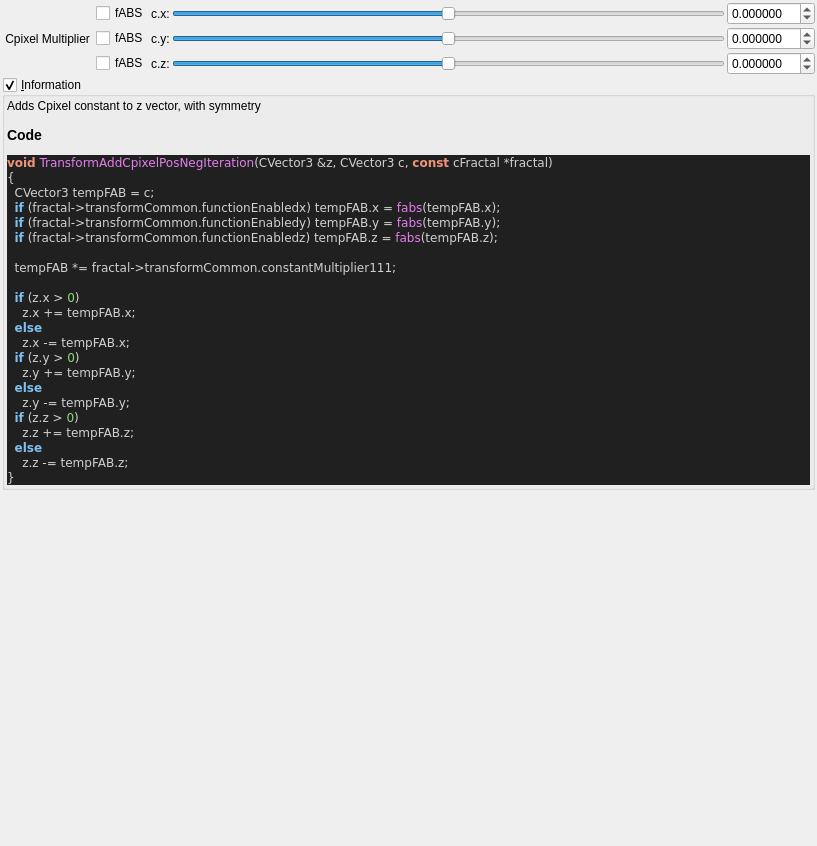
Above: mandelbulber2/qt_data/fractal_transf_add_Cpixel_symmetrical.ui from buddhi1980/mandelbulber2 before the change. Below: the same form after it.
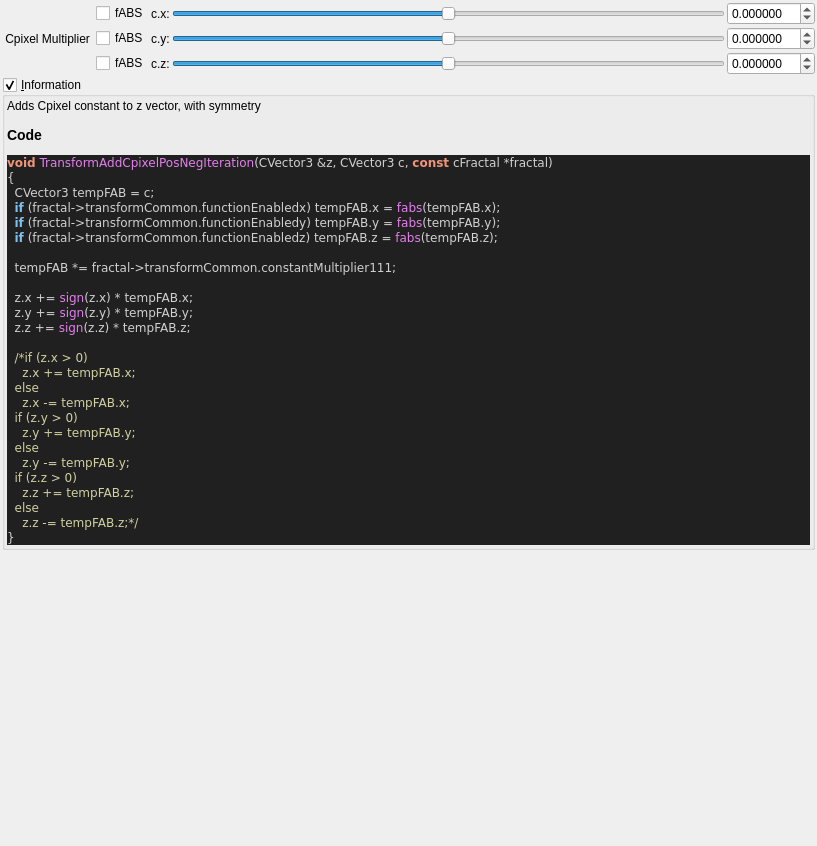
That is the form after the change. Custom widgets are drawn as their Qt base class.

Patch:
```diff
--- a/mandelbulber2/qt_data/fractal_transf_add_Cpixel_symmetrical.ui
+++ b/mandelbulber2/qt_data/fractal_transf_add_Cpixel_symmetrical.ui
@@ -287,18 +287,22 @@
 
   tempFAB &lt;span style=&quot;color:#d0d0d0&quot;&gt;*=&lt;/span&gt; fractal&lt;span style=&quot;color:#d0d0d0&quot;&gt;-&amp;gt;&lt;/span&gt;transformCommon&lt;span style=&quot;color:#d0d0d0&quot;&gt;.&lt;/span&gt;constantMultiplier111&lt;span style=&quot;color:#d0d0d0&quot;&gt;;&lt;/span&gt;
 
-  &lt;span style=&quot;color:#7ec0ee; font-weight:bold&quot;&gt;if&lt;/span&gt; &lt;span style=&quot;color:#d0d0d0&quot;&gt;(&lt;/span&gt;z&lt;span style=&quot;color:#d0d0d0&quot;&gt;.&lt;/span&gt;x &lt;span style=&quot;color:#d0d0d0&quot;&gt;&amp;gt;&lt;/span&gt; &lt;span style=&quot;color:#87df71&quot;&gt;0&lt;/span&gt;&lt;span style=&quot;color:#d0d0d0&quot;&gt;)&lt;/span&gt;
-    z&lt;span style=&quot;color:#d0d0d0&quot;&gt;.&lt;/span&gt;x &lt;span style=&quot;color:#d0d0d0&quot;&gt;+=&lt;/span&gt; tempFAB&lt;span style=&quot;color:#d0d0d0&quot;&gt;.&lt;/span&gt;x&lt;span style=&quot;color:#d0d0d0&quot;&gt;;&lt;/span&gt;
-  &lt;span style=&quot;color:#7ec0ee; font-weight:bold&quot;&gt;else&lt;/span&gt;
-    z&lt;span style=&quot;color:#d0d0d0&quot;&gt;.&lt;/span&gt;x &lt;span style=&quot;color:#d0d0d0&quot;&gt;-=&lt;/span&gt; tempFAB&lt;span style=&quot;color:#d0d0d0&quot;&gt;.&lt;/span&gt;x&lt;span style=&quot;color:#d0d0d0&quot;&gt;;&lt;/span&gt;
-  &lt;span style=&quot;color:#7ec0ee; font-weight:bold&quot;&gt;if&lt;/span&gt; &lt;span style=&quot;color:#d0d0d0&quot;&gt;(&lt;/span&gt;z&lt;span style=&quot;color:#d0d0d0&quot;&gt;.&lt;/span&gt;y &lt;span style=&quot;color:#d0d0d0&quot;&gt;&amp;gt;&lt;/span&gt; &lt;span style=&quot;color:#87df71&quot;&gt;0&lt;/span&gt;&lt;span style=&quot;color:#d0d0d0&quot;&gt;)&lt;/span&gt;
-    z&lt;span style=&quot;color:#d0d0d0&quot;&gt;.&lt;/span&gt;y &lt;span style=&quot;color:#d0d0d0&quot;&gt;+=&lt;/span&gt; tempFAB&lt;span style=&quot;color:#d0d0d0&quot;&gt;.&lt;/span&gt;y&lt;span style=&quot;color:#d0d0d0&quot;&gt;;&lt;/span&gt;
-  &lt;span style=&quot;color:#7ec0ee; font-weight:bold&quot;&gt;else&lt;/span&gt;
-    z&lt;span style=&quot;color:#d0d0d0&quot;&gt;.&lt;/span&gt;y &lt;span style=&quot;color:#d0d0d0&quot;&gt;-=&lt;/span&gt; tempFAB&lt;span style=&quot;color:#d0d0d0&quot;&gt;.&lt;/span&gt;y&lt;span style=&quot;color:#d0d0d0&quot;&gt;;&lt;/span&gt;
-  &lt;span style=&quot;color:#7ec0ee; font-weight:bold&quot;&gt;if&lt;/span&gt; &lt;span style=&quot;color:#d0d0d0&quot;&gt;(&lt;/span&gt;z&lt;span style=&quot;color:#d0d0d0&quot;&gt;.&lt;/span&gt;z &lt;span style=&quot;color:#d0d0d0&quot;&gt;&amp;gt;&lt;/span&gt; &lt;span style=&quot;color:#87df71&quot;&gt;0&lt;/span&gt;&lt;span style=&quot;color:#d0d0d0&quot;&gt;)&lt;/span&gt;
-    z&lt;span style=&quot;color:#d0d0d0&quot;&gt;.&lt;/span&gt;z &lt;span style=&quot;color:#d0d0d0&quot;&gt;+=&lt;/span&gt; tempFAB&lt;span style=&quot;color:#d0d0d0&quot;&gt;.&lt;/span&gt;z&lt;span style=&quot;color:#d0d0d0&quot;&gt;;&lt;/span&gt;
-  &lt;span style=&quot;color:#7ec0ee; font-weight:bold&quot;&gt;else&lt;/span&gt;
-    z&lt;span style=&quot;color:#d0d0d0&quot;&gt;.&lt;/span&gt;z &lt;span style=&quot;color:#d0d0d0&quot;&gt;-=&lt;/span&gt; tempFAB&lt;span style=&quot;color:#d0d0d0&quot;&gt;.&lt;/span&gt;z&lt;span style=&quot;color:#d0d0d0&quot;&gt;;&lt;/span&gt;
+  z&lt;span style=&quot;color:#d0d0d0&quot;&gt;.&lt;/span&gt;x &lt;span style=&quot;color:#d0d0d0&quot;&gt;+=&lt;/span&gt; &lt;span style=&quot;color:#e47eed&quot;&gt;sign&lt;/span&gt;&lt;span style=&quot;color:#d0d0d0&quot;&gt;(&lt;/span&gt;z&lt;span style=&quot;color:#d0d0d0&quot;&gt;.&lt;/span&gt;x&lt;span style=&quot;color:#d0d0d0&quot;&gt;) *&lt;/span&gt; tempFAB&lt;span style=&quot;color:#d0d0d0&quot;&gt;.&lt;/span&gt;x&lt;span style=&quot;color:#d0d0d0&quot;&gt;;&lt;/span&gt;
+  z&lt;span style=&quot;color:#d0d0d0&quot;&gt;.&lt;/span&gt;y &lt;span style=&quot;color:#d0d0d0&quot;&gt;+=&lt;/span&gt; &lt;span style=&quot;color:#e47eed&quot;&gt;sign&lt;/span&gt;&lt;span style=&quot;color:#d0d0d0&quot;&gt;(&lt;/span&gt;z&lt;span style=&quot;color:#d0d0d0&quot;&gt;.&lt;/span&gt;y&lt;span style=&quot;color:#d0d0d0&quot;&gt;) *&lt;/span&gt; tempFAB&lt;span style=&quot;color:#d0d0d0&quot;&gt;.&lt;/span&gt;y&lt;span style=&quot;color:#d0d0d0&quot;&gt;;&lt;/span&gt;
+  z&lt;span style=&quot;color:#d0d0d0&quot;&gt;.&lt;/span&gt;z &lt;span style=&quot;color:#d0d0d0&quot;&gt;+=&lt;/span&gt; &lt;span style=&quot;color:#e47eed&quot;&gt;sign&lt;/span&gt;&lt;span style=&quot;color:#d0d0d0&quot;&gt;(&lt;/span&gt;z&lt;span style=&quot;color:#d0d0d0&quot;&gt;.&lt;/span&gt;z&lt;span style=&quot;color:#d0d0d0&quot;&gt;) *&lt;/span&gt; tempFAB&lt;span style=&quot;color:#d0d0d0&quot;&gt;.&lt;/span&gt;z&lt;span style=&quot;color:#d0d0d0&quot;&gt;;&lt;/span&gt;
+
+  &lt;span style=&quot;color:#d0d0a0&quot;&gt;/*if (z.x &amp;gt; 0)&lt;/span&gt;
+&lt;span style=&quot;color:#d0d0a0&quot;&gt;    z.x += tempFAB.x;&lt;/span&gt;
+&lt;span style=&quot;color:#d0d0a0&quot;&gt;  else&lt;/span&gt;
+&lt;span style=&quot;color:#d0d0a0&quot;&gt;    z.x -= tempFAB.x;&lt;/span&gt;
+&lt;span style=&quot;color:#d0d0a0&quot;&gt;  if (z.y &amp;gt; 0)&lt;/span&gt;
+&lt;span style=&quot;color:#d0d0a0&quot;&gt;    z.y += tempFAB.y;&lt;/span&gt;
+&lt;span style=&quot;color:#d0d0a0&quot;&gt;  else&lt;/span&gt;
+&lt;span style=&quot;color:#d0d0a0&quot;&gt;    z.y -= tempFAB.y;&lt;/span&gt;
+&lt;span style=&quot;color:#d0d0a0&quot;&gt;  if (z.z &amp;gt; 0)&lt;/span&gt;
+&lt;span style=&quot;color:#d0d0a0&quot;&gt;    z.z += tempFAB.z;&lt;/span&gt;
+&lt;span style=&quot;color:#d0d0a0&quot;&gt;  else&lt;/span&gt;
+&lt;span style=&quot;color:#d0d0a0&quot;&gt;    z.z -= tempFAB.z;*/&lt;/span&gt;
 &lt;span style=&quot;color:#d0d0d0&quot;&gt;}&lt;/span&gt;
 &lt;/pre&gt;
 &lt;/body&gt;</string>
```
